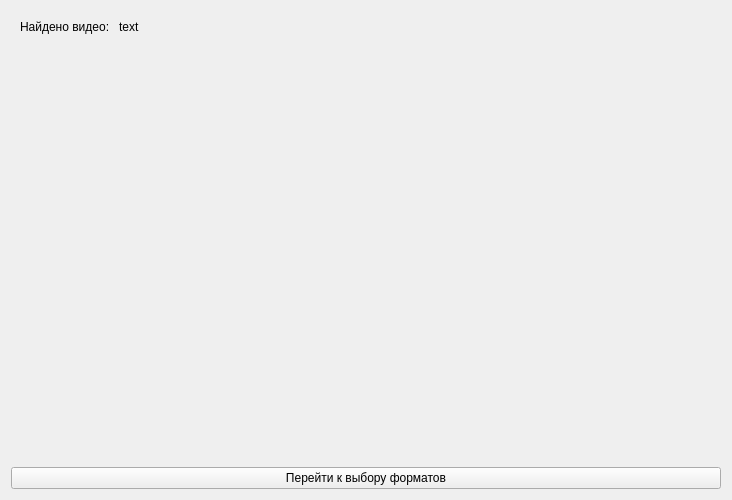
Old version of the form found.ui in the repository xvideosman228/YoutubeVideoDownloader.
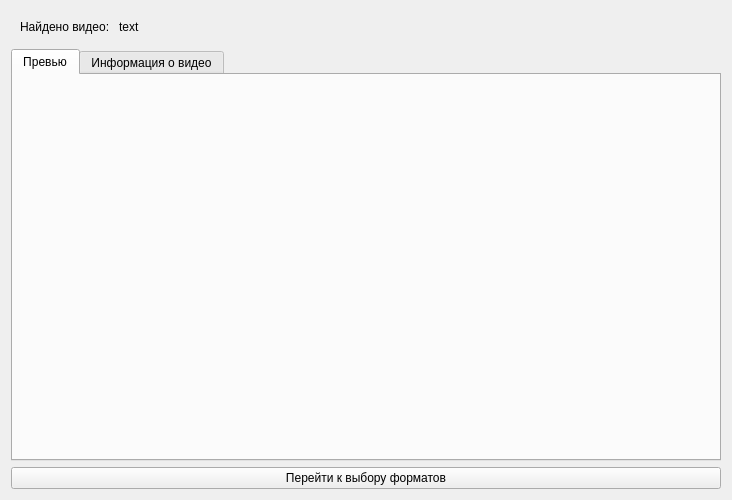
New version of the form. The open tabs and pages were chosen to show the change.

Commit message: Сделана вкладка с информацией о видео

Patch:
```diff
--- a/found.ui
+++ b/found.ui
@@ -50,10 +50,34 @@
     </widget>
    </item>
    <item>
-    <widget class="QLabel" name="label_3">
-     <property name="text">
-      <string/>
+    <widget class="QTabWidget" name="tabWidget">
+     <property name="currentIndex">
+      <number>1</number>
      </property>
+     <widget class="QWidget" name="tab">
+      <attribute name="title">
+       <string>Превью</string>
+      </attribute>
+      <layout class="QGridLayout" name="gridLayout">
+       <item row="0" column="0">
+        <widget class="QLabel" name="label_3">
+         <property name="text">
+          <string/>
+         </property>
+        </widget>
+       </item>
+      </layout>
+     </widget>
+     <widget class="QWidget" name="tab_2">
+      <attribute name="title">
+       <string>Информация о видео</string>
+      </attribute>
+      <layout class="QFormLayout" name="formLayout_2">
+       <item row="0" column="0" colspan="2">
+        <widget class="QTextBrowser" name="videoData"/>
+       </item>
+      </layout>
+     </widget>
     </widget>
    </item>
    <item>
```
The commit also changes 8 other files.
